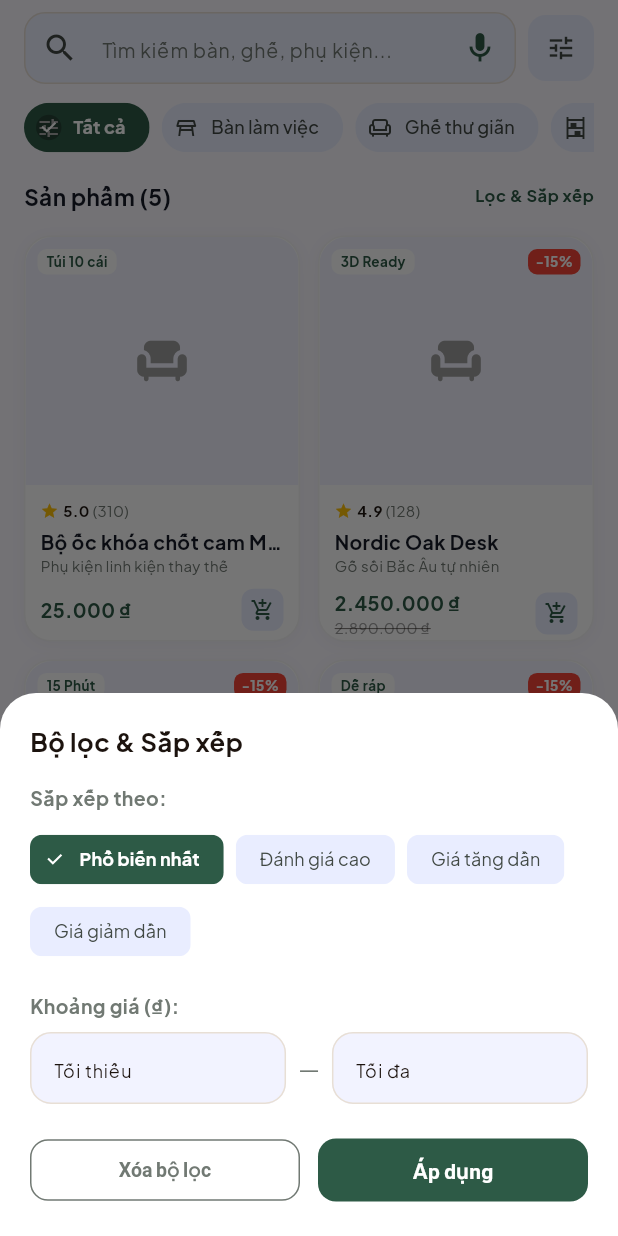
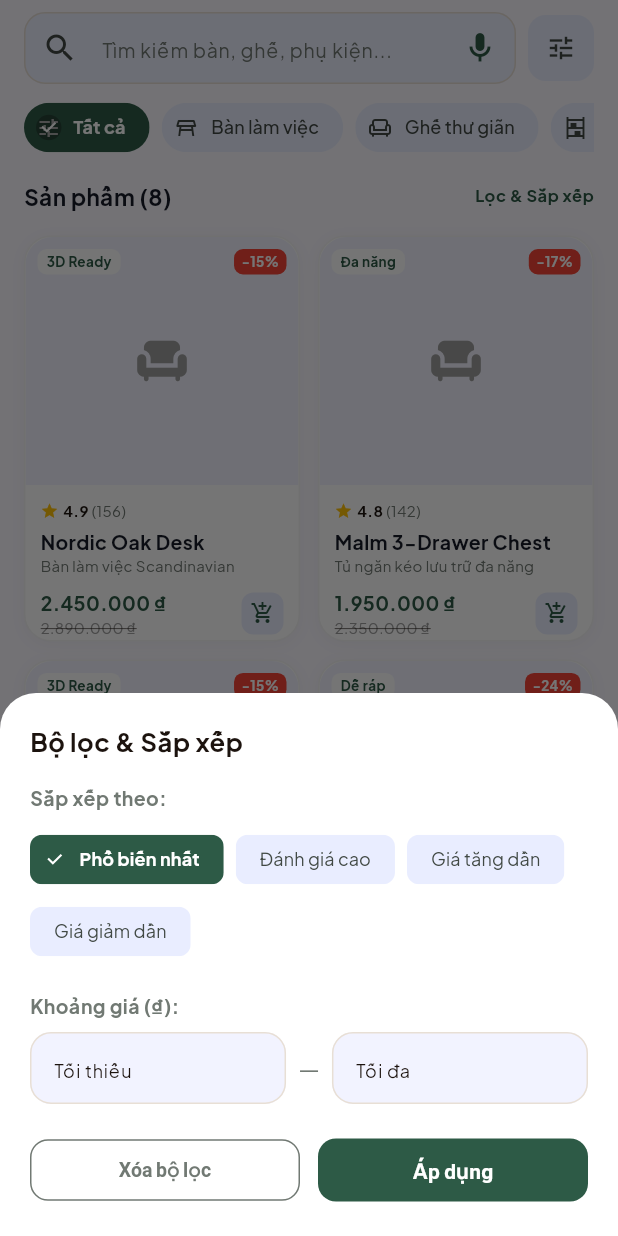
Before and after one commit to JascomLily/PRM393-Project, a Flutter app: the ExploreScreen screen opened directly, after a tap on the "tune" icon, on a phone screen of 412 x 824 dp. Run offline on Flutter 3.47's test engine with Material 3 defaults, Android fonts, the phone set to English and light mode, and no system bars; our stand-ins replace geolocator, google_fonts, image_picker, qr_flutter, shared_preferences, supabase_flutter; missing offline and left inert: flutter_embed_unity, mobile_scanner; accounts and stored records are empty; network calls fail.

Commit message:
fix(build): resolve il2cpp build error and update product catalog matching 8 official 3D models

```diff
--- a/lib/data/mock_data.dart
+++ b/lib/data/mock_data.dart
@@ -23,97 +23,155 @@ UserModel getInitialUser() => UserModel(
 List<ProductModel> getMockProducts() => [
       ProductModel(
         id: 'Chair01',
+        name: 'Poäng Scandi Chair',
+        subtitle: 'Ghế thư giãn uốn nhiệt',
+        material: 'Gỗ bạch dương ép nhiệt & đệm vải tự nhiên',
+        price: 1850000,
+        originalPrice: 2190000,
+        rating: 4.9,
+        reviewCount: 128,
+        image:
+            'https://images.unsplash.com/photo-1580481077111-9a7f34083049?auto=format&fit=crop&w=800&q=80',
+        badge: '3D Ready',
+        category: 'chair',
+        assemblyTimeMinutes: 15,
+        description:
+            'Ghế thư giãn công thái học độ cong chuẩn sinh học cột sống. Khung gỗ đàn hồi tự nhiên tạo nhịp bập bênh êm ái thư thái.',
+        is3dReady: true,
+        modelCode: 'CHAIR-01',
+      ),
+      ProductModel(
+        id: 'Chair18',
+        name: 'Strandmon Lounge Armchair',
+        subtitle: 'Ghế bành tựa cao Scandinavian',
+        material: 'Khung gỗ sồi nguyên khối & vải nỉ dệt thô cao cấp',
+        price: 2850000,
+        originalPrice: 3200000,
+        rating: 4.8,
+        reviewCount: 95,
+        image:
+            'https://images.unsplash.com/photo-1567538096630-e0c55bd6374c?auto=format&fit=crop&w=800&q=80',
+        badge: 'Bán chạy',
+        category: 'chair',
+        assemblyTimeMinutes: 20,
+        description:
+            'Ghế bành phong cách Bắc Âu cổ điển với tựa lưng cao nâng đỡ vai gáy hoàn hảo, đệm mút mật độ cao êm ái bền bỉ.',
+        is3dReady: true,
+        modelCode: 'CHAIR-18',
+      ),
+      ProductModel(
+        id: 'Chair34',
+        name: 'Frosta Nordic Stool',
+        subtitle: 'Ghế đẩu tròn xếp chồng',
+        material: 'Gỗ tần bì cao cấp phủ sáp ong thực vật',
+        price: 490000,
+        originalPrice: 650000,
+        rating: 4.7,
+        reviewCount: 114,
+        image:
+            'https://images.unsplash.com/photo-1503602642458-232111445657?auto=format&fit=crop&w=800&q=80',
+        badge: 'Dễ ráp',
+        category: 'chair',
+        assemblyTimeMinutes: 5,
+        description:
+            'Ghế đẩu 4 chân tròn dáng tối giản, lắp ráp nhanh chóng bằng chốt âm dương và có thể xếp chồng gọn gàng tiết kiệm diện tích.',
+        is3dReady: true,
+        modelCode: 'CHAIR-34',
+      ),
+      ProductModel(
+        id: 'Closet01',
+        name: 'Hemnes 2-Door Wardrobe',
+        subtitle: 'Tủ quần áo 2 cánh đứng',
+        material: 'Gỗ thông tự nhiên nguyên khối & phụ kiện đồng thau',
+        price: 4850000,
+        originalPrice: 5600000,
+        rating: 4.9,
+        reviewCount: 86,
+        image:
+            'https://images.unsplash.com/photo-1595428774223-ef52624120d2?auto=format&fit=crop&w=800&q=80',
+        badge: 'Cao cấp',
+        category: 'shelf',
+        assemblyTimeMinutes: 45,
+        description:
+            'Tủ quần áo 2 cánh phong cách Bắc Âu thanh lịch, tích hợp ngăn treo đồ thông thoáng và tầng để đồ gấp tiện lợi.',
+        is3dReady: true,
+        modelCode: 'CLOSET-01',
+      ),
+      ProductModel(
+        id: 'Drawer30',
+        name: 'Malm 3-Drawer Chest',
+        subtitle: 'Tủ ngăn kéo lưu trữ đa năng',
+        material: 'Gỗ công nghiệp MDF phủ Melamine chống ẩm cao cấp',
+        price: 1950000,
+        originalPrice: 2350000,
+        rating: 4.8,
+        reviewCount: 142,
+        image:
+            'https://images.unsplash.com/photo-1594026112284-02bb6f3352fe?auto=format&fit=crop&w=800&q=80',
+        badge: 'Đa năng',
+        category: 'shelf',
+        assemblyTimeMinutes: 30,
+        description:
+            'Tủ 3 tầng ngăn kéo ray trượt giảm chấn êm ái, mặt hộc vát tay nắm tinh tế không gờ nổi, an toàn cho trẻ nhỏ.',
+        is3dReady: true,
+        modelCode: 'DRAWER-30',
+      ),
+      ProductModel(
+        id: 'Table08',
         name: 'Nordic Oak Desk',
-        subtitle: 'Gỗ sồi Bắc Âu tự nhiên',
+        subtitle: 'Bàn làm việc Scandinavian',
         material: 'Gỗ sồi trắng nhập khẩu & phụ kiện mạ kẽm',
         price: 2450000,
         originalPrice: 2890000,
         rating: 4.9,
-        reviewCount: 128,
+        reviewCount: 156,
         image:
             'https://images.unsplash.com/photo-1518455027359-f3f8164ba6bd?auto=format&fit=crop&w=800&q=80',
         badge: '3D Ready',
         category: 'desk',
         assemblyTimeMinutes: 25,
         description:
-            'Bàn làm việc Scandinavian thanh lịch với đường bo góc mềm mại, kết cấu mộng âm dương không cần keo dán độc hại. Tích hợp ống luồn dây cáp ẩn tinh tế.',
+            'Bàn làm việc Scandinavian thanh lịch với đường bo góc mềm mại, kết cấu mộng âm dương chắc chắn và ống luồn dây cáp ẩn.',
         is3dReady: true,
-        modelCode: 'MODEL ND-2024',
+        modelCode: 'TABLE-08',
       ),
       ProductModel(
-        id: 'Chair18',
-        name: 'Poäng Scandi Chair',
-        subtitle: 'Ghế thư giãn uốn nhiệt',
-        material: 'Gỗ bạch dương ép nhiệt & đệm vải Linen tự nhiên',
-        price: 1850000,
-        originalPrice: 2190000,
+        id: 'Table09',
+        name: 'Ingatorp Dining Table',
+        subtitle: 'Bàn ăn mở rộng gia đình',
+        material: 'Gỗ cao su tuyển chọn sơn phủ mờ chống nước',
+        price: 3250000,
+        originalPrice: 3800000,
         rating: 4.8,
-        reviewCount: 94,
+        reviewCount: 78,
         image:
-            'https://images.unsplash.com/photo-1580481077111-9a7f34083049?auto=format&fit=crop&w=800&q=80',
-        badge: '15 Phút',
-        category: 'chair',
-        assemblyTimeMinutes: 15,
+            'https://images.unsplash.com/photo-1615066390971-03e4e1c36ddf?auto=format&fit=crop&w=800&q=80',
+        badge: 'Gia đình',
+        category: 'desk',
+        assemblyTimeMinutes: 35,
         description:
-            'Ghế thư giãn công thái học độ cong chuẩn sinh học cột sống. Khung gỗ đàn hồi tự nhiên tạo nhịp bập bênh êm ái thư thái sau ngày làm việc.',
+            'Bàn ăn thông minh thiết kế 4-6 chỗ ngồi, chân tiện dáng tân cổ điển trang nhã, mặt bàn chống trầy và kháng nhiệt.',
         is3dReady: true,
-        modelCode: 'MODEL PC-108',
+        modelCode: 'TABLE-09',
       ),
       ProductModel(
-        id: 'Chair34',
-        name: 'Billy Minimalist',
-        subtitle: 'Khớp nối nhanh không keo',
-        material: 'Gỗ tần bì cao cấp phủ sáp ong thực vật',
-        price: 1290000,
-        originalPrice: 1550000,
-        rating: 4.7,
-        reviewCount: 62,
-        image:
-            'https://images.unsplash.com/photo-1594026112284-02bb6f3352fe?auto=format&fit=crop&w=800&q=80',
-        badge: '4 Tầng',
-        category: 'shelf',
-        assemblyTimeMinutes: 20,
-        description:
-            'Kệ sách thông minh thanh mảnh 4 tầng có thể ghép nối mô-đun mở rộng ngang dọc theo diện tích căn hộ hiện đại.',
-        is3dReady: true,
-        modelCode: 'MODEL BM-402',
-      ),
-      ProductModel(
-        id: 'Closet01',
-        name: 'Hemnes Wood Table',
-        subtitle: 'Tủ cạnh giường gỗ tự nhiên',
-        material: 'Gỗ thông nguyên khối & núm đồng thau chải xước',
-        price: 890000,
-        originalPrice: 1050000,
+        id: 'Table26',
+        name: 'Lövbacken Coffee Table',
+        subtitle: 'Bàn trà sofa dáng lá',
+        material: 'Gỗ dán phủ veneer óc chó & đầu chân bọc kim loại đồng',
+        price: 1150000,
+        originalPrice: 1400000,
         rating: 4.9,
-        reviewCount: 81,
+        reviewCount: 110,
         image:
             'https://images.unsplash.com/photo-1532372320572-cda25653a26d?auto=format&fit=crop&w=800&q=80',
-        badge: 'Dễ ráp',
+        badge: 'Nổi bật',
         category: 'desk',
         assemblyTimeMinutes: 10,
         description:
-            'Bàn tab đầu giường nhỏ gọn trang nhã với một ngăn kéo chống ồn và kệ để sách tạp chí thư giãn.',
+            'Bàn trà phòng khách dáng chiếc lá Bắc Âu độc bản với 3 chân nghiêng thanh thoát bọc chân vàng đồng sang trọng.',
         is3dReady: true,
-        modelCode: 'MODEL HW-12',
-      ),
-      ProductModel(
-        id: 'Drawer30',
-        name: 'Bộ ốc khóa chốt cam M6x35',
-        subtitle: 'Phụ kiện linh kiện thay thế',
-        material: 'Thép mạ kẽm chống rỉ',
-        price: 25000,
-        rating: 5.0,
-        reviewCount: 310,
-        image:
-            'https://images.unsplash.com/photo-1589939705384-5185137a7f0f?auto=format&fit=crop&w=800&q=80',
-        badge: 'Túi 10 cái',
-        category: 'parts',
-        assemblyTimeMinutes: 2,
-        description:
-            'Chốt cam mạ kẽm chống trượt ren, liên kết mộng gỗ siêu chắc chắn không cần keo dính độc hại.',
-        is3dReady: false,
-        modelCode: 'PART-CAM-01',
+        modelCode: 'TABLE-26',
       ),
     ];
 
@@ -156,7 +214,7 @@ List<OrderModel> getMockOrders() => [
         shippingAddress: 'Tòa nhà Landmark 81, P. 22, Q. Bình Thạnh, TP. Hồ Chí Minh',
         items: [
           OrderItemModel(
-            productId: 'nordic-desk',
+            productId: 'Table08',
             name: 'Nordic Oak Desk',
             price: 2450000,
             quantity: 1,
```
Also changed, not shown: lib/screens/qr_scanner/qr_scanner_screen.dart (+38 -33 lines), 3 other files.
